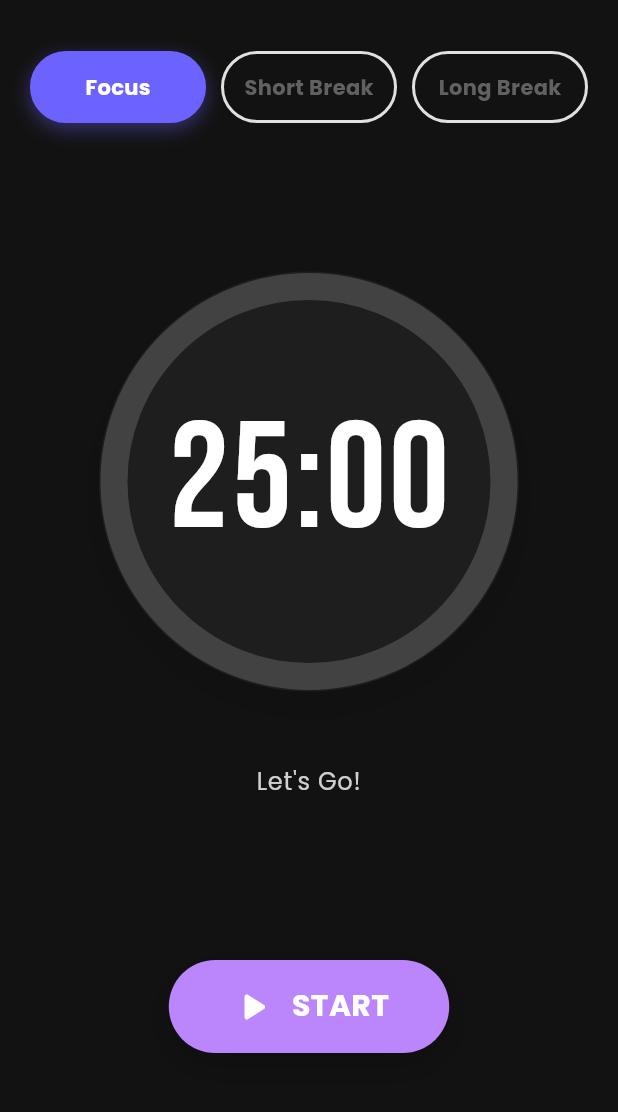
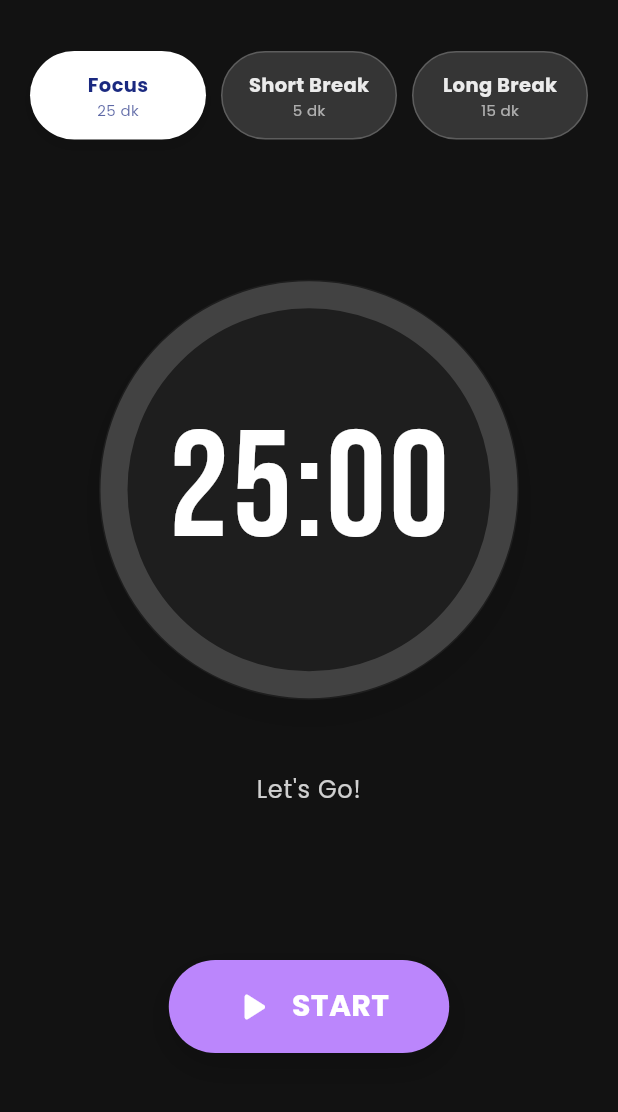
Before and after one commit to HarunMercan1/pomodoro_app, a Flutter app: the screen it shows after launch, on a phone screen of 412 x 824 dp, the part 63-1175 px from its top. Run offline on Flutter 3.47's test engine with Material 3 defaults, Android fonts, the phone set to English and light mode, and no system bars; our stand-ins replace audioplayers, confetti, easy_localization, flutter_local_notifications, shared_preferences, wakelock_plus.

Commit message:
feat: Add auto-cycle logic (Work/Break flow) & modernize buttons (v1.7)

```diff
--- a/lib/screens/home_screen.dart
+++ b/lib/screens/home_screen.dart
@@ -254,7 +254,13 @@ class _HomeScreenState extends State<HomeScreen> {
                         GestureDetector(
                           onTap: () {
                             if (timerProvider.isAlarmPlaying) {
-                              timerProvider.stopAlarm();
+                              // --- GÜNCELLEME BURADA ---
+                              // Bitir'e basınca sıradaki moda geçmek için süreleri gönderiyoruz
+                              timerProvider.stopAlarm(
+                                workTime: settingsProvider.workTime,
+                                shortBreakTime: settingsProvider.shortBreakTime,
+                                longBreakTime: settingsProvider.longBreakTime,
+                              );
                             } else if (timerProvider.isRunning) {
                               timerProvider.stopTimer(reset: false);
                             } else {
@@ -262,6 +268,7 @@ class _HomeScreenState extends State<HomeScreen> {
                             }
                           },
                           child: AnimatedContainer(
+                            // ... burası aynı (tasarım kodu) ...
                             duration: const Duration(milliseconds: 300),
                             padding: const EdgeInsets.symmetric(horizontal: 40, vertical: 15),
                             decoration: BoxDecoration(
@@ -289,7 +296,7 @@ class _HomeScreenState extends State<HomeScreen> {
                                       ? Icons.pause_rounded
                                       : Icons.play_arrow_rounded,
                                   color: timerProvider.isRunning && !timerProvider.isAlarmPlaying
-                                      ? darkNavy
+                                      ? const Color(0xFF1A2980)
                                       : Colors.white,
                                   size: 32,
                                 ),
@@ -307,7 +314,7 @@ class _HomeScreenState extends State<HomeScreen> {
                                     fontSize: 20,
                                     fontWeight: FontWeight.bold,
                                     color: timerProvider.isRunning && !timerProvider.isAlarmPlaying
-                                        ? darkNavy
+                                        ? const Color(0xFF1A2980)
                                         : Colors.white,
                                   ),
                                 ),
--- a/lib/widgets/time_option_button.dart
+++ b/lib/widgets/time_option_button.dart
@@ -1,7 +1,4 @@
 import 'package:flutter/material.dart';
-// Google Fonts importu kaldırıldı
-import 'package:provider/provider.dart';
-import '../providers/timer_provider.dart';
 
 class TimeOptionButton extends StatelessWidget {
   final String title;
@@ -23,18 +20,22 @@ class TimeOptionButton extends StatelessWidget {
       onTap: onTap,
       child: Container(
         alignment: Alignment.center,
-        padding: const EdgeInsets.symmetric(horizontal: 8, vertical: 12),
+        padding: const EdgeInsets.symmetric(horizontal: 12, vertical: 12),
         decoration: BoxDecoration(
-          color: isSelected ? const Color(0xFF6C63FF) : Colors.transparent,
-          borderRadius: BorderRadius.circular(25),
+          // Seçiliyse BEYAZ, Değilse Şeffaf Beyaz (Cam Efekti)
+          color: isSelected
+              ? Colors.white
+              : Colors.white.withOpacity(0.15),
+          borderRadius: BorderRadius.circular(30), // Tam yuvarlak köşeler (Hap şekli)
           border: Border.all(
-            color: isSelected ? const Color(0xFF6C63FF) : Colors.grey.shade300,
-            width: 2,
+            // Seçili değilse ince bir beyaz çizgi, seçiliyse gerek yok
+            color: isSelected ? Colors.transparent : Colors.white.withOpacity(0.2),
+            width: 1,
           ),
           boxShadow: isSelected
               ? [
             BoxShadow(
-              color: const Color(0xFF6C63FF).withOpacity(0.4),
+              color: Colors.black.withOpacity(0.1),
               blurRadius: 10,
               offset: const Offset(0, 4),
             )
@@ -43,16 +44,30 @@ class TimeOptionButton extends StatelessWidget {
         ),
         child: FittedBox(
           fit: BoxFit.scaleDown,
-          child: Text(
+          child: Column(
+            mainAxisSize: MainAxisSize.min,
+            children: [
+              Text(
                 title,
                 maxLines: 1,
-            // GÜNCELLEME: GoogleFonts yerine yerel asset fontu
                 style: TextStyle(
                   fontFamily: 'Poppins',
-              color: isSelected ? Colors.white : Colors.grey.shade700,
+                  // Seçiliyse Koyu Lacivert, değilse Beyaz
+                  color: isSelected ? const Color(0xFF1A2980) : Colors.white.withOpacity(0.9),
                   fontWeight: FontWeight.w600,
-              fontSize: 14,
+                  fontSize: 13,
                 ),
+              ),
+              // Dakikayı göstermek istemezsen burayı silebilirsin ama şık durur
+              Text(
+                "$minutes dk",
+                style: TextStyle(
+                  fontFamily: 'Poppins',
+                  fontSize: 10,
+                  color: isSelected ? const Color(0xFF1A2980).withOpacity(0.7) : Colors.white.withOpacity(0.6),
+                ),
+              ),
+            ],
           ),
         ),
       ),
```
Also changed, not shown: lib/providers/timer_provider.dart (+41 -21 lines). Lines whose indentation alone changed are shown as unchanged.
